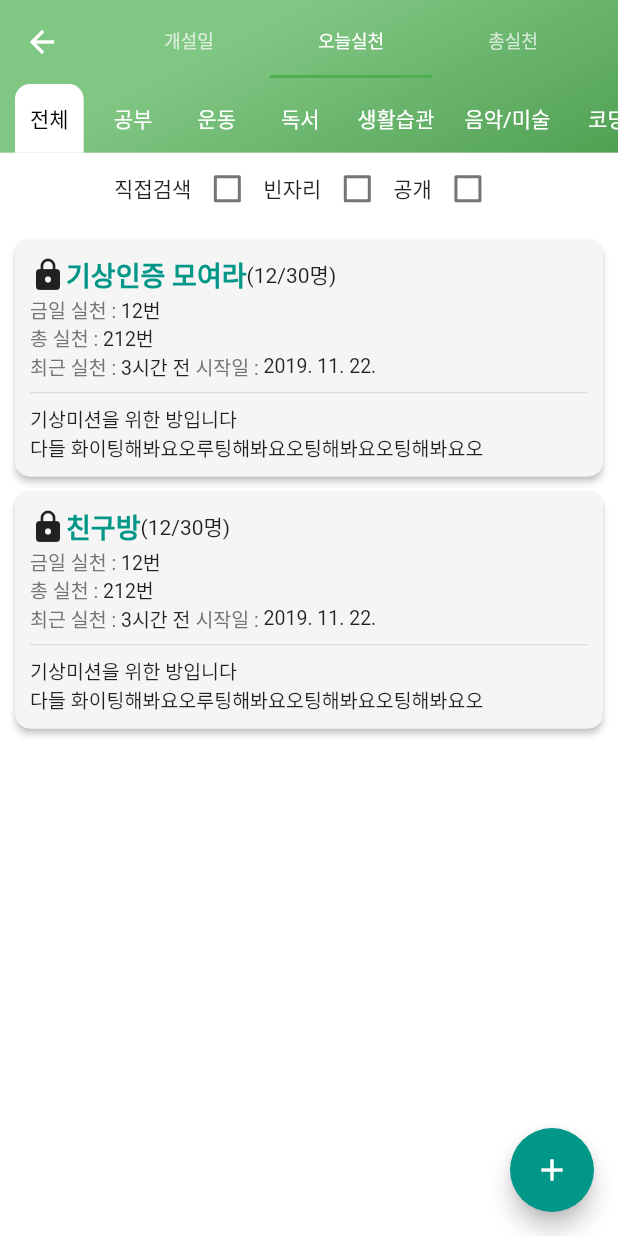
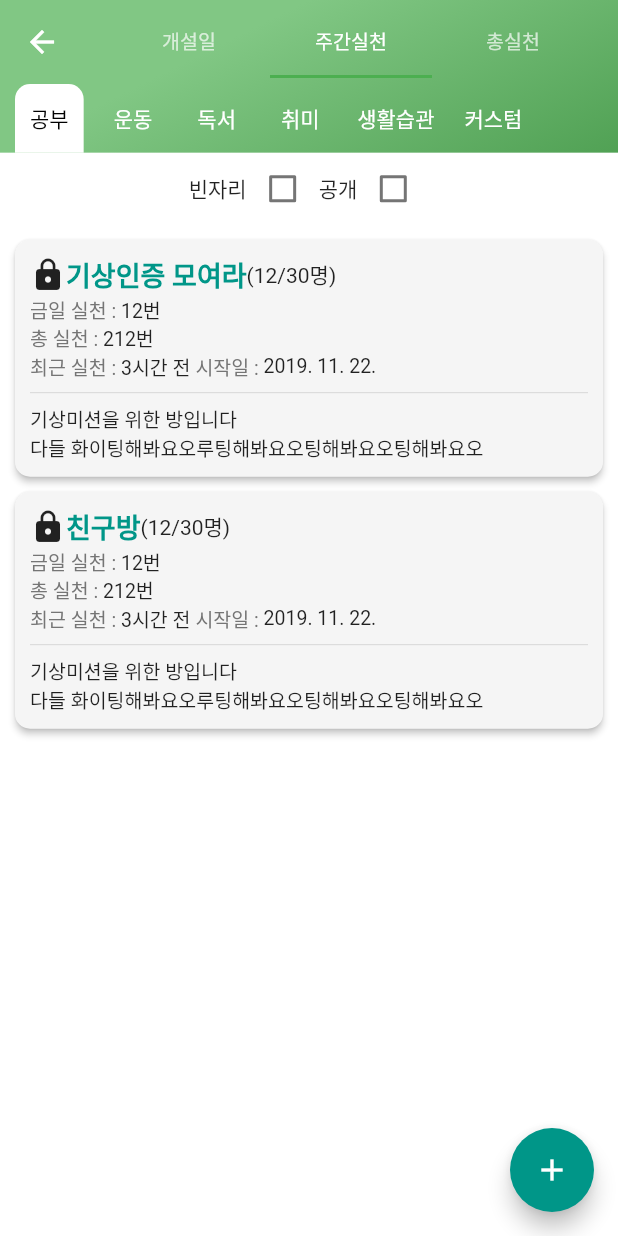
Before and after one commit to jikerbug/chat_planner_app, a Flutter app: the ChatSearchScreen screen opened directly, tab 2 chosen, on a phone screen of 412 x 824 dp. Run offline on Flutter 3.47's test engine with Material 2 defaults, Android fonts, the phone set to English and light mode, and no system bars; our stand-ins replace badges, cloud_firestore, dropdown_search, firebase_core, firebase_database, flutter_slidable and 5 more; missing offline and left inert: paginate_firestore; accounts and stored records are empty; generated files the repository leaves out were written again.

Commit message:
ui_changes_etc

```diff
--- a/lib/api/firestore_api.dart
+++ b/lib/api/firestore_api.dart
@@ -18,17 +18,11 @@ class FireStoreApi {
     DocumentReference dr = await _fireStore.collection('chatRooms').add({
       "chatRoomTitle": chatRoomTitle,
       "description": description,
-      "createdTime": now,
       "lastSentDate": sendDateFormatted,
       "createUser": User().userId,
       "category": category,
       "password": password,
       "maxMemberNum": maxMemberNum,
-      'currentMemberNum': 0,
-      'todayContainsDawn': DateTime.now(),
-      'todayDoneCount': 0, //리스너 필요
-      'totalDoneCount': 0, //리스너
-      'totalMessageCount': 0,
     });
 
     ///주의!!!! lastSentDate는 메시지 버블을 위한 것이다
--- a/lib/functions/custom_dialog_function.dart
+++ b/lib/functions/custom_dialog_function.dart
@@ -100,7 +100,7 @@ class CustomDialogFunction {
   static void selectChatSettingDialog(context, type, onPressed) {
     late List<String> texts;
     if (type == 'category') {
-      texts = ['자유', '공부', '운동', '독서', '생활습관', '음악/미술', '코딩'];
+      texts = ['공부', '운동', '독서', '생활습관', '커스텀'];
     } else if (type == 'maxNum') {
       texts = ['2명', '5명', '10명', '15명', '20명', '25명', '30명'];
     }
--- a/lib/main.dart
+++ b/lib/main.dart
@@ -1,3 +1,4 @@
+import 'package:chat_planner_app/api/firebase_chat_api.dart';
 import 'package:chat_planner_app/constants.dart';
 import 'package:chat_planner_app/models_hive/chat_room_model.dart';
 import 'package:chat_planner_app/screens/bottom_nav_route/main_route_screen.dart';
@@ -47,7 +48,7 @@ void main() async {
     await HiveRecordApi.openHabitRecordBox(
         element.createdTime, element.isHabit);
   });
-
+  // FirebaseChatApi.test();
   runApp(MaterialApp(
     localizationsDelegates: [
       GlobalMaterialLocalizations.delegate,
--- a/lib/models_hive/chat_room_model.dart
+++ b/lib/models_hive/chat_room_model.dart
@@ -28,11 +28,6 @@ class ChatRoomModel {
   // @HiveField(7)
   // final String initialMessageCount;
   //
-  // @HiveField(6)
-  // final String readDoneMessageCount;
-  //
-  // @HiveField(7)
-  // final String initialDoneMessageCount;
   //
   // @HiveField(8)
   // final String todayDoneCount;
--- a/lib/screens/chat/chat_add_screen.dart
+++ b/lib/screens/chat/chat_add_screen.dart
@@ -212,7 +212,7 @@ class _ChatAddScreenState extends State<ChatAddScreen> {
                                           description,
                                           now);
                                   FirebaseChatApi.createChatRoomInfo(
-                                      chatRoomId);
+                                      chatRoomId, now, category);
 
                                   // FirebaseChatApi
                                   //     .createUserStateAboutChatRoomInfo(chatRoomTitle);
--- a/lib/screens/chat/chat_list_sceen.dart
+++ b/lib/screens/chat/chat_list_sceen.dart
@@ -16,7 +16,7 @@ class ChatListScreen extends StatefulWidget {
 }
 
 class _ChatListScreenState extends State<ChatListScreen> {
-  final List<String> texts = ['전체', '공부', '운동', '독서', '생활습관', '음악/미술', '코딩'];
+  final List<String> texts = ['전체', '공부', '운동', '독서', '생활습관'];
 
   @override
   void initState() {
--- a/lib/screens/chat/chat_screen.dart
+++ b/lib/screens/chat/chat_screen.dart
@@ -3,7 +3,7 @@ import 'package:chat_planner_app/api_in_local/hive_chat_api.dart';
 import 'package:flutter/material.dart';
 import 'package:chat_planner_app/functions/custom_dialog_function.dart';
 import 'package:chat_planner_app/modules/message_stream.dart';
-import 'package:chat_planner_app/widgets/chat/chat_screen/coin_fab.dart';
+import 'package:chat_planner_app/widgets/chat/chat_screen/done_count_fab.dart';
 import 'package:chat_planner_app/widgets/chat/chat_screen/message_sender.dart';
 
 class ChatScreen extends StatefulWidget {
--- a/lib/screens/chat/chat_search_screen.dart
+++ b/lib/screens/chat/chat_search_screen.dart
@@ -18,7 +18,7 @@ class ChatSearchScreen extends StatefulWidget {
 }
 
 class _ChatSearchScreenState extends State<ChatSearchScreen> {
-  final List<String> texts = ['전체', '공부', '운동', '독서', '생활습관', '음악/미술', '코딩'];
+  final List<String> texts = ['공부', '운동', '독서', '취미', '생활습관', '커스텀'];
   bool isDoneSort = true;
   bool isCreatedTimeSort = false;
 
@@ -56,24 +56,23 @@ class _ChatSearchScreenState extends State<ChatSearchScreen> {
           backgroundColor: Colors.transparent,
           appBar: AppBar(
             title: TabBar(
+              labelPadding: EdgeInsets.all(0),
               tabs: [
                 Tab(
                     icon: Text(
                   '개설일',
-                  style: TextStyle(fontSize: 12.0),
+                  style: TextStyle(fontSize: 13.0),
                 )),
                 Tab(
-                  iconMargin: EdgeInsets.all(0.0),
                   icon: Text(
-                    '오늘실천',
-                    style: TextStyle(fontSize: 12.0),
+                    '주간실천',
+                    style: TextStyle(fontSize: 13.0),
                   ),
                 ),
                 Tab(
-                  iconMargin: EdgeInsets.all(0.0),
                   icon: Text(
                     '총실천',
-                    style: TextStyle(fontSize: 12.0),
+                    style: TextStyle(fontSize: 13.0),
                   ),
                 ),
               ],
--- a/lib/screens/plan/plan_category_select.dart
+++ b/lib/screens/plan/plan_category_select.dart
@@ -33,7 +33,7 @@ class _PlanCategorySelectState extends State<PlanCategorySelect> {
             child: Column(
               children: [
                 categoryHeaderTile(
-                    title: '공유되는 채팅방',
+                    title: '공유 채팅방',
                     color: Colors.green,
                     onPressed: () {},
                     isAddButtonExist: false),
--- a/lib/widgets/chat/chat_search_body.dart
+++ b/lib/widgets/chat/chat_search_body.dart
@@ -18,7 +18,7 @@ class ChatSearchBody extends StatefulWidget {
 }
 
 class _ChatSearchBodyState extends State<ChatSearchBody> {
-  bool isSearch = false;
+  // bool isSearch = false; 서비스 커지면 검색기능 추가하기
   bool isEmptySeat = false;
   bool isNotLocked = false;
   bool isCountCriteria = false;
@@ -41,16 +41,16 @@ class _ChatSearchBodyState extends State<ChatSearchBody> {
                       bottom: 16.0,
                     ),
                   ),
-                  Text(
-                    '직접검색',
-                  ),
-                  Checkbox(
-                      value: isSearch,
-                      onChanged: (value) {
-                        setState(() {
-                          isSearch = value!;
-                        });
-                      }),
+                  // Text(
+                  //   '직접검색',
+                  // ),
+                  // Checkbox(
+                  //     value: isSearch,
+                  //     onChanged: (value) {
+                  //       setState(() {
+                  //         isSearch = value!;
+                  //       });
+                  //     }),
                   Text(
                     '빈자리',
                   ),
@@ -73,32 +73,32 @@ class _ChatSearchBodyState extends State<ChatSearchBody> {
                       }),
                 ],
               ),
-              if (isSearch)
-                Row(
-                  children: [
-                    Expanded(
-                      child: TextField(
-                        keyboardType: TextInputType.text,
-                        onChanged: (text) {},
-                        decoration: InputDecoration(
-                            border: InputBorder.none,
-                            icon: Padding(
-                                padding: EdgeInsets.only(left: 13),
-                                child: Icon(
-                                  Icons.search,
-                                ))),
-                      ),
-                    ),
-                    TextButton(
-                      onPressed: () {
-                        setState(() {
-                          text = '';
-                        });
-                      },
-                      child: Text('검색'),
-                    ),
-                  ],
-                ),
+              // if (isSearch)
+              //   Row(
+              //     children: [
+              //       Expanded(
+              //         child: TextField(
+              //           keyboardType: TextInputType.text,
+              //           onChanged: (text) {},
+              //           decoration: InputDecoration(
+              //               border: InputBorder.none,
+              //               icon: Padding(
+              //                   padding: EdgeInsets.only(left: 13),
+              //                   child: Icon(
+              //                     Icons.search,
+              //                   ))),
+              //         ),
+              //       ),
+              //       TextButton(
+              //         onPressed: () {
+              //           setState(() {
+              //             text = '';
+              //           });
+              //         },
+              //         child: Text('검색'),
+              //       ),
+              //     ],
+              //   ),
               buildChats(),
             ],
           ),
--- a/pubspec.yaml
+++ b/pubspec.yaml
@@ -37,6 +37,7 @@ dependencies:
   percent_indicator: ^3.0.1
 
   badges: ^2.0.1
+  flutter_slidable: ^0.6.0
 
 
 
```
Also changed, not shown: lib/api/firebase_chat_api.dart (+58 -7 lines), lib/modules/chat_list.dart (+37 -24 lines), lib/widgets/bottom_bar.dart (+5 -8 lines), lib/widgets/chat/chat_category_header.dart (+46 -0 lines), lib/widgets/chat/chat_screen/done_count_fab.dart (renamed from lib/widgets/chat/chat_screen/coin_fab.dart, +16 -1 lines), lib/widgets/plan/plan_tile.dart (+47 -26 lines), pubspec.lock.
